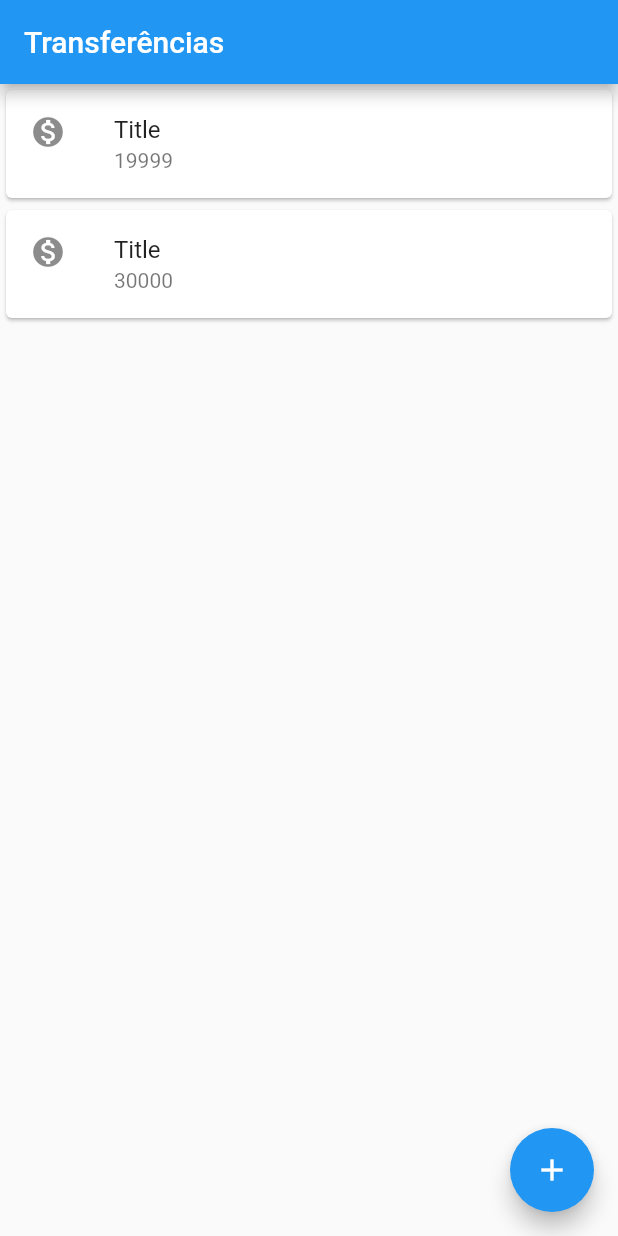
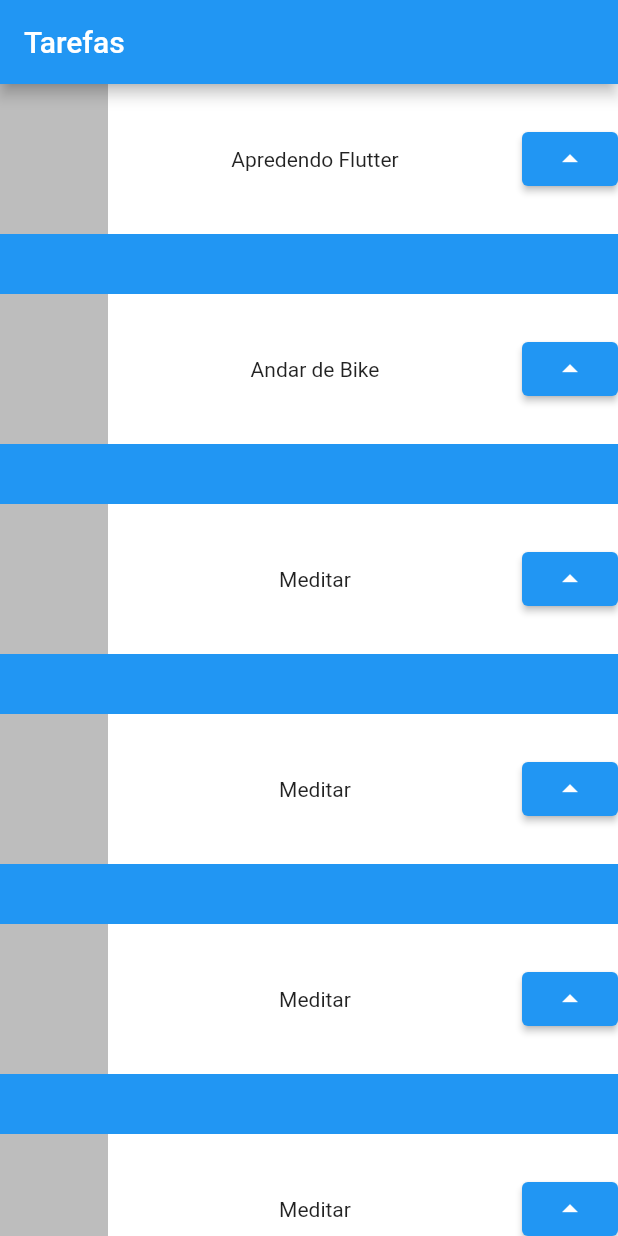
Before and after one commit to wilmarques/alura-flutter, a Flutter app: the screen it shows after launch, on a phone screen of 412 x 824 dp. Run offline on Flutter 3.47's test engine with Material 2 defaults, Android fonts, the phone set to English and light mode, and no system bars.

Commit message:
WIP -  Flutter: Widgets, Stateless, Stateful, Imagens e Animações

```diff
--- a/lib/main.dart
+++ b/lib/main.dart
@@ -14,58 +14,73 @@ class MyApp extends StatelessWidget {
       theme: ThemeData(
         primarySwatch: Colors.blue,
       ),
-      home: const MyHomePage(title: 'Transferências'),
+      home: const MyHomePage(),
     );
   }
 }
 
 class MyHomePage extends StatefulWidget {
-  const MyHomePage({Key? key, required this.title}) : super(key: key);
-
-  final String title;
+  const MyHomePage({Key? key}) : super(key: key);
 
   @override
   State<MyHomePage> createState() => _MyHomePageState();
 }
 
 class _MyHomePageState extends State<MyHomePage> {
-  int _counter = 0;
-
-  void _incrementCounter() {
-    setState(() {
-      _counter++;
-    });
-  }
-
   @override
   Widget build(BuildContext context) {
     return Scaffold(
       appBar: AppBar(
-        title: Text(widget.title),
+        title: const Text('Tarefas'),
       ),
       body: Column(
-        children: const [
-          Card(
-            child: ListTile(
-              leading: Icon(Icons.monetization_on),
-              title: Text('Title'),
-              subtitle: Text('19999'),
-            ),
+        children: [
+          Task('Apredendo Flutter'),
+          Task('Andar de Bike'),
+          Task('Meditar'),
+          Task('Meditar'),
+          Task('Meditar'),
+          Task('Meditar'),
+        ],
+      ),
+    );
+  }
+}
+
+class Task extends StatelessWidget {
+  final String taskName;
+  const Task(this.taskName, {super.key});
+
+  @override
+  Widget build(BuildContext context) {
+    return Container(
+      child: Stack(
+        children: [
+          Container(
+            color: Colors.blue,
+            height: 140,
           ),
-          Card(
-            child: ListTile(
-              leading: Icon(Icons.monetization_on),
-              title: Text('Title'),
-              subtitle: Text('30000'),
+          Container(
+            color: Colors.white,
+            height: 100,
+            child: Row(
+              mainAxisAlignment: MainAxisAlignment.spaceBetween,
+              children: [
+                Container(
+                  color: Colors.black26,
+                  width: 72,
+                  height: 100,
+                ),
+                Text(taskName),
+                ElevatedButton(
+                  onPressed: () {},
+                  child: const Icon(Icons.arrow_drop_up),
+                ),
+              ],
             ),
           ),
         ],
       ),
-      floatingActionButton: FloatingActionButton(
-        onPressed: _incrementCounter,
-        tooltip: 'Increment',
-        child: const Icon(Icons.add),
-      ),
     );
   }
 }
```
Also changed, not shown: 1 other file.
